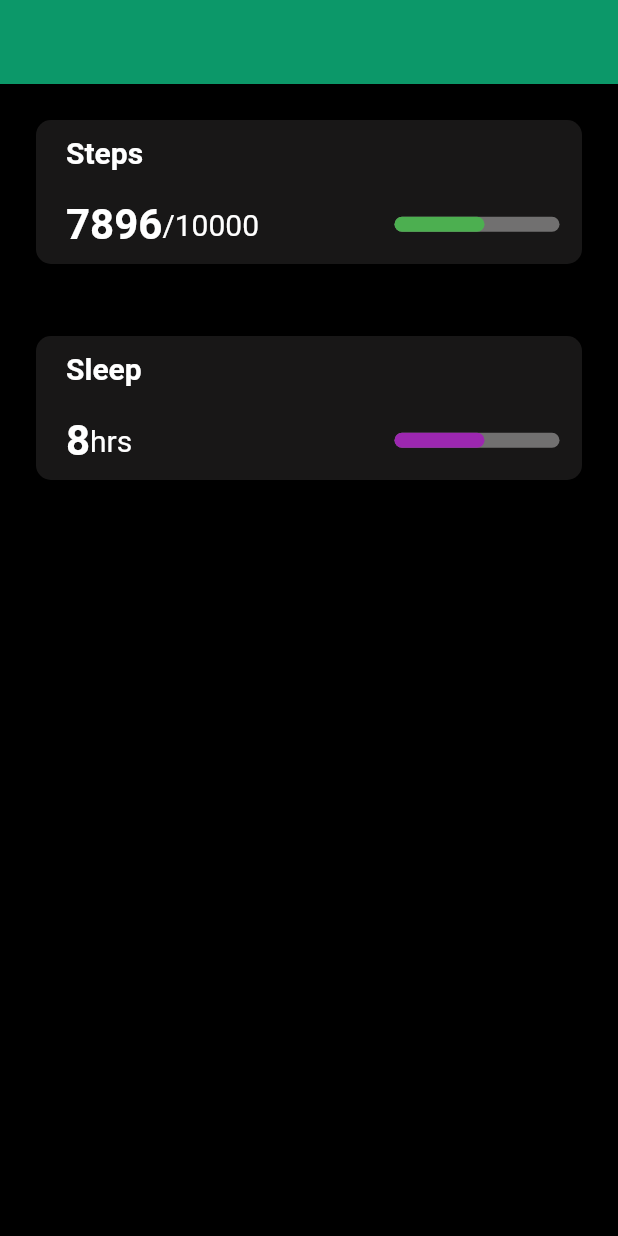
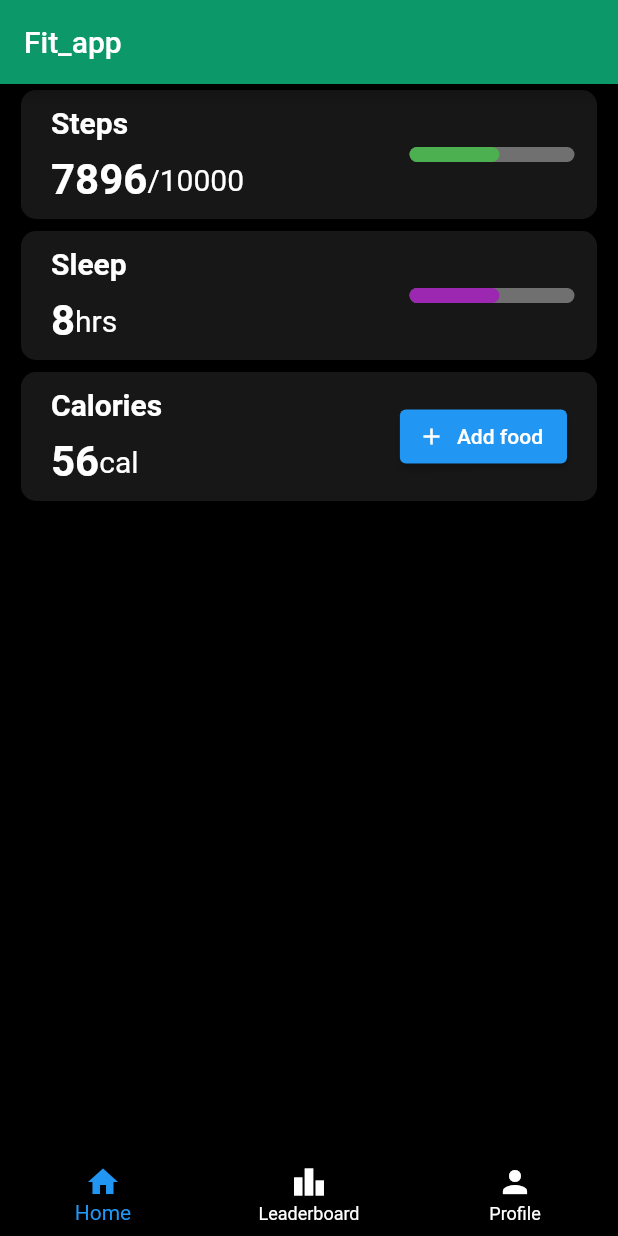
Before and after one commit to GAURCODER/fit-app, a Flutter app: the screen it shows after launch, on a phone screen of 412 x 824 dp. Run offline on Flutter 3.47's test engine with Material 2 defaults, Android fonts, the phone set to English and light mode, and no system bars.

Commit message:
bottom navigation bar

```diff
--- a/lib/screens/home/components/body.dart
+++ b/lib/screens/home/components/body.dart
@@ -6,56 +6,55 @@ import 'package:flutter/material.dart';
 class Body extends StatelessWidget {
   @override
   Widget build(BuildContext context) {
-    return Column(
-      children: <Widget>[_steps(), _sleep()],
+    return ListView(
+      children: <Widget>[
+        _cardWithProgressBar("Steps", "7896", "/10000", Colors.green),
+        _cardWithProgressBar("Sleep", "8", "hrs", Colors.purple),
+        _cardWithButton("Calories", "56", "cal", "Add food"),
+      ],
     );
   }
 }
 
-Widget _steps() {
+Widget _cardWithProgressBar(
+    String title, String text1, String text2, Color barColor) {
   return Container(
-    padding: const EdgeInsets.all(kDefaultPadding),
+    padding: const EdgeInsets.symmetric(horizontal: kDefaultPadding / 2),
     child: Card(
       color: Color.fromRGBO(243, 234, 234, 0.1),
       shape: RoundedRectangleBorder(borderRadius: BorderRadius.circular(10.0)),
+      child: Padding(
+        padding: const EdgeInsets.symmetric(
+            vertical: kDefaultPadding / 2, horizontal: kDefaultPadding),
+        child: Row(
+          mainAxisSize: MainAxisSize.max,
+          children: [
+            Expanded(
                 child: Column(
               mainAxisSize: MainAxisSize.max,
               mainAxisAlignment: MainAxisAlignment.start,
+              crossAxisAlignment: CrossAxisAlignment.start,
               children: <Widget>[
-          Padding(
-            padding: const EdgeInsets.symmetric(
-                horizontal: kDefaultPadding, vertical: kDefaultPadding / 2),
-            child: Row(
-              mainAxisAlignment: MainAxisAlignment.start,
-              children: [
                 Text(
-                  "Steps",
+                  title,
                   style: TextStyle(
                       fontSize: 20,
                       fontWeight: FontWeight.bold,
                       color: Colors.white),
                 ),
-              ],
-            ),
-          ),
                 Padding(
-            padding: const EdgeInsets.symmetric(
-                horizontal: kDefaultMargin, vertical: kDefaultPadding / 2),
+                  padding: const EdgeInsets.only(top: kDefaultPadding / 2),
                   child: Row(
-              mainAxisSize: MainAxisSize.max,
-              mainAxisAlignment: MainAxisAlignment.spaceBetween,
-              children: [
-                Row(
                     children: [
                       Text(
-                      "7896",
+                        text1,
                         style: TextStyle(
                             fontSize: 28,
                             fontWeight: FontWeight.bold,
                             color: Colors.white),
                       ),
                       Text(
-                      "/10000",
+                        text2,
                         style: TextStyle(
                           fontSize: 20,
                           color: Colors.white,
@@ -63,65 +62,65 @@ Widget _steps() {
                       )
                     ],
                   ),
+                )
+              ],
+            )),
+            Column(
+              children: [
                 CustomPaint(
                   child: Container(
                     width: 100,
                   ),
-                  painter: ProgressBar(Colors.green),
+                  painter: ProgressBar(barColor),
+                ),
+              ],
             )
           ],
         ),
-          )
-        ],
       ),
     ),
   );
 }
 
-Widget _sleep() {
+Widget _cardWithButton(
+    String title, String text1, String text2, String btnText) {
   return Container(
-    padding: const EdgeInsets.all(kDefaultPadding),
+    padding: const EdgeInsets.symmetric(horizontal: kDefaultPadding / 2),
     child: Card(
       color: Color.fromRGBO(243, 234, 234, 0.1),
       shape: RoundedRectangleBorder(borderRadius: BorderRadius.circular(10.0)),
+      child: Padding(
+        padding: const EdgeInsets.symmetric(
+            vertical: kDefaultPadding / 2, horizontal: kDefaultPadding),
+        child: Row(
+          mainAxisSize: MainAxisSize.max,
+          children: [
+            Expanded(
                 child: Column(
               mainAxisSize: MainAxisSize.max,
               mainAxisAlignment: MainAxisAlignment.start,
+              crossAxisAlignment: CrossAxisAlignment.start,
               children: <Widget>[
-          Padding(
-            padding: const EdgeInsets.symmetric(
-                horizontal: kDefaultPadding, vertical: kDefaultPadding / 2),
-            child: Row(
-              mainAxisAlignment: MainAxisAlignment.start,
-              children: [
                 Text(
-                  "Sleep",
+                  title,
                   style: TextStyle(
                       fontSize: 20,
                       fontWeight: FontWeight.bold,
                       color: Colors.white),
                 ),
-              ],
-            ),
-          ),
                 Padding(
-            padding: const EdgeInsets.symmetric(
-                horizontal: kDefaultMargin, vertical: kDefaultPadding / 2),
+                  padding: const EdgeInsets.only(top: kDefaultPadding / 2),
                   child: Row(
-              mainAxisSize: MainAxisSize.max,
-              mainAxisAlignment: MainAxisAlignment.spaceBetween,
-              children: [
-                Row(
                     children: [
                       Text(
-                      "8",
+                        text1,
                         style: TextStyle(
                             fontSize: 28,
                             fontWeight: FontWeight.bold,
                             color: Colors.white),
                       ),
                       Text(
-                      "hrs",
+                        text2,
                         style: TextStyle(
                           fontSize: 20,
                           color: Colors.white,
@@ -129,16 +128,19 @@ Widget _sleep() {
                       )
                     ],
                   ),
-                CustomPaint(
-                  child: Container(
-                    width: 100,
-                  ),
-                  painter: ProgressBar(Colors.purple),
+                )
+              ],
+            )),
+            Column(
+              children: [
+                ElevatedButton.icon(
+                    onPressed: () {},
+                    icon: Icon(Icons.add, size: 18),
+                    label: Text(btnText))
+              ],
             )
           ],
         ),
-          )
-        ],
       ),
     ),
   );
--- a/lib/screens/home/home_screen.dart
+++ b/lib/screens/home/home_screen.dart
@@ -1,12 +1,41 @@
+import 'package:fit_app/constants.dart';
 import 'package:fit_app/screens/home/components/body.dart';
 import 'package:flutter/material.dart';
 
-class HomeScreen extends StatelessWidget {
+class HomeScreen extends StatefulWidget {
+  const HomeScreen({Key? key}) : super(key: key);
+
+  @override
+  State<HomeScreen> createState() => _HomeScreenState();
+}
+
+class _HomeScreenState extends State<HomeScreen> {
+  int _selectedIndex = 0;
   @override
   Widget build(BuildContext context) {
     return Scaffold(
-      appBar: AppBar(),
+      appBar: AppBar(
+        title: const Text("Fit_app"),
+      ),
       body: Body(),
+      bottomNavigationBar: BottomNavigationBar(
+        items: const <BottomNavigationBarItem>[
+          BottomNavigationBarItem(icon: Icon(Icons.home), label: "Home"),
+          BottomNavigationBarItem(
+              icon: Icon(Icons.leaderboard), label: "Leaderboard"),
+          BottomNavigationBarItem(icon: Icon(Icons.person), label: "Profile")
+        ],
+        backgroundColor: kBackgroundColor,
+        unselectedItemColor: Colors.white,
+        currentIndex: _selectedIndex,
+        onTap: _onItemTapped,
+      ),
     );
   }
+
+  void _onItemTapped(int index) {
+    setState(() {
+      _selectedIndex = index;
+    });
+  }
 }
```
Lines whose indentation alone changed are shown as unchanged.
